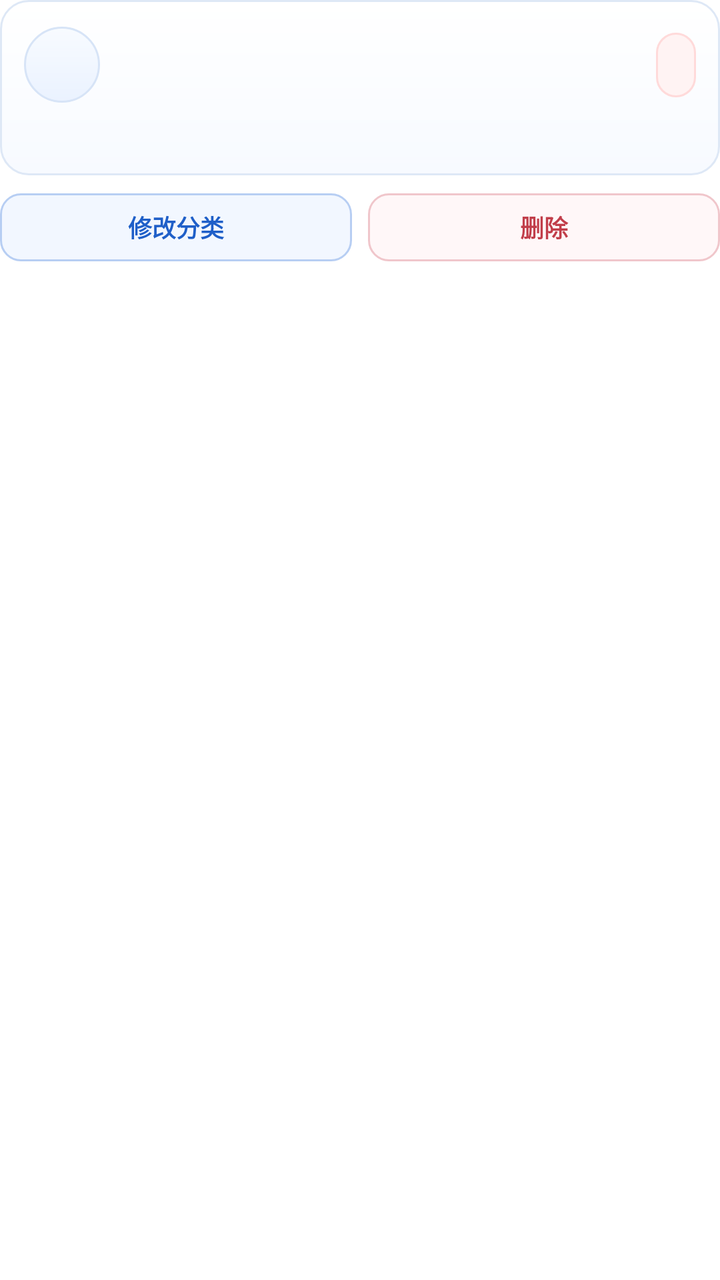
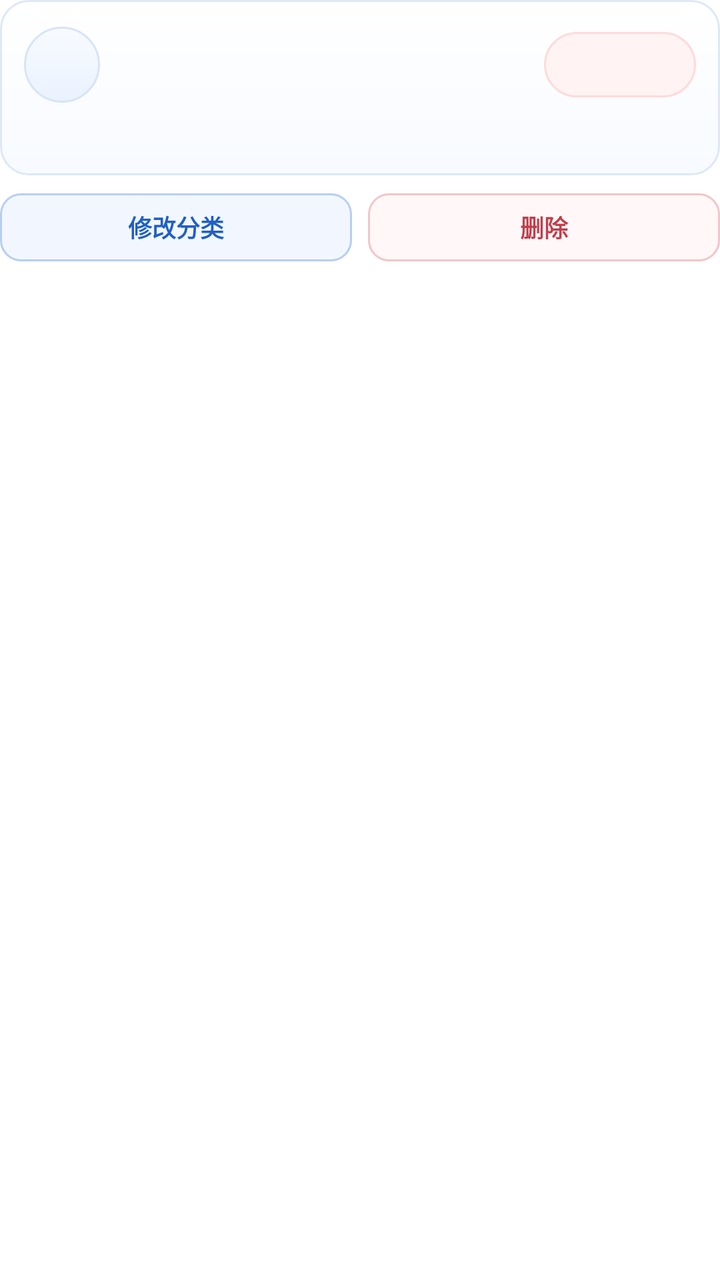

Compare the two renders of this Android layout. The source of the first and the diff that turns it into the second are given below.
<!-- AndroidManifest.xml: application theme Theme.FlipAccounting -->
<!-- res/layout/item_chat_bill_card.xml -->
<?xml version="1.0" encoding="utf-8"?>
<LinearLayout xmlns:android="http://schemas.android.com/apk/res/android"
    xmlns:app="http://schemas.android.com/apk/res-auto"
    android:layout_width="match_parent"
    android:layout_height="wrap_content"
    android:orientation="vertical"
    android:layout_marginBottom="10dp"
    android:padding="0dp">

    <LinearLayout
        android:layout_width="match_parent"
        android:layout_height="wrap_content"
        android:orientation="vertical"
        android:background="@drawable/bg_bill_item_chat"
        android:padding="12dp">

        
        <LinearLayout
            android:layout_width="match_parent"
            android:layout_height="wrap_content"
            android:orientation="horizontal"
            android:gravity="center_vertical"
            android:layout_marginBottom="8dp">

            <LinearLayout
                android:layout_width="38dp"
                android:layout_height="38dp"
                android:background="@drawable/bg_chat_bill_icon_container"
                android:gravity="center"
                android:orientation="vertical">
                <ImageView
                    android:id="@+id/iv_chat_bill_icon"
                    android:layout_width="26dp"
                    android:layout_height="26dp"
                    android:scaleType="centerInside"
                    android:tint="#444444" />
            </LinearLayout>

            <LinearLayout
                android:layout_width="0dp"
                android:layout_height="wrap_content"
                android:layout_weight="1"
                android:layout_marginStart="10dp"
                android:orientation="vertical">

                <TextView
                    android:id="@+id/tv_chat_bill_category"
                    android:layout_width="wrap_content"
                    android:layout_height="wrap_content"
                    android:textColor="#25344C"
                    android:textSize="16sp"
                    android:textStyle="bold" />

                <TextView
                    android:id="@+id/tv_chat_bill_detail"
                    android:layout_width="match_parent"
                    android:layout_height="wrap_content"
                    android:textColor="#7A8598"
                    android:textSize="12sp"
                    android:ellipsize="end"
                    android:maxLines="1"
                    android:layout_marginTop="3dp" />
            </LinearLayout>

            <TextView
                android:id="@+id/tv_chat_bill_amount"
                android:layout_width="wrap_content"
                android:layout_height="wrap_content"
                android:background="@drawable/bg_chat_bill_amount_tag"
                android:paddingHorizontal="10dp"
                android:paddingVertical="4dp"
                android:textSize="18sp"
                android:textStyle="bold"
                android:textColor="#D32F2F" />
        </LinearLayout>

        
        <TextView
            android:id="@+id/tv_chat_bill_time"
            android:layout_width="wrap_content"
            android:layout_height="wrap_content"
            android:textColor="#8C97AA"
            android:textSize="11sp" />
    </LinearLayout>

    
    <LinearLayout
        android:layout_width="match_parent"
        android:layout_height="wrap_content"
        android:orientation="horizontal"
        android:gravity="start"
        android:layout_marginTop="9dp">

        <TextView
            android:id="@+id/btn_chat_bill_edit_category"
            android:layout_width="0dp"
            android:layout_height="34dp"
            android:layout_weight="1"
            android:gravity="center"
            android:text="修改分类"
            android:textSize="12sp"
            android:textStyle="bold"
            android:textColor="#1F5FC8"
            android:background="@drawable/bg_chat_bill_action_primary"
            android:paddingHorizontal="12dp"
            android:layout_marginEnd="8dp"
            android:clickable="true"
            android:focusable="true" />

        <TextView
            android:id="@+id/btn_chat_bill_delete"
            android:layout_width="0dp"
            android:layout_height="34dp"
            android:layout_weight="1"
            android:gravity="center"
            android:text="删除"
            android:textSize="12sp"
            android:textStyle="bold"
            android:textColor="#C13E4A"
            android:background="@drawable/bg_chat_bill_action_danger"
            android:paddingHorizontal="12dp"
            android:clickable="true"
            android:focusable="true" />
    </LinearLayout>

</LinearLayout>
<!-- resources referenced by this layout -->
<resources>
  <!-- drawable bg_bill_item_chat (drawable) -->
  <?xml version="1.0" encoding="utf-8"?>
  <shape xmlns:android="http://schemas.android.com/apk/res/android"
      android:shape="rectangle">
      <gradient
          android:angle="270"
          android:startColor="#FFFFFFFF"
          android:endColor="#FFF7FAFF" />
      <corners android:radius="14dp" />
      <stroke
          android:width="1dp"
          android:color="#DEE8F6" />
  </shape>
  <!-- drawable bg_chat_bill_action_danger (drawable) -->
  <?xml version="1.0" encoding="utf-8"?>
  <selector xmlns:android="http://schemas.android.com/apk/res/android">
      <item android:state_pressed="true">
          <shape android:shape="rectangle">
              <solid android:color="#FFF0F2" />
              <corners android:radius="10dp" />
              <stroke
                  android:width="1dp"
                  android:color="#E8B0B7" />
          </shape>
      </item>
  
      <item>
          <shape android:shape="rectangle">
              <solid android:color="#FFF7F8" />
              <corners android:radius="10dp" />
              <stroke
                  android:width="1dp"
                  android:color="#F0C6CB" />
          </shape>
      </item>
  </selector>
  <!-- drawable bg_chat_bill_action_primary (drawable) -->
  <?xml version="1.0" encoding="utf-8"?>
  <selector xmlns:android="http://schemas.android.com/apk/res/android">
      <item android:state_pressed="true">
          <shape android:shape="rectangle">
              <solid android:color="#E7F0FF" />
              <corners android:radius="10dp" />
              <stroke
                  android:width="1dp"
                  android:color="#9ABCF1" />
          </shape>
      </item>
  
      <item>
          <shape android:shape="rectangle">
              <solid android:color="#F2F7FF" />
              <corners android:radius="10dp" />
              <stroke
                  android:width="1dp"
                  android:color="#B7CEF3" />
          </shape>
      </item>
  </selector>
  <!-- drawable bg_chat_bill_amount_tag (drawable) -->
  <?xml version="1.0" encoding="utf-8"?>
  <shape xmlns:android="http://schemas.android.com/apk/res/android"
      android:shape="rectangle">
      <solid android:color="#FFF3F3" />
      <corners android:radius="999dp" />
      <stroke
          android:width="1dp"
          android:color="#FFDADA" />
  </shape>
  <!-- drawable bg_chat_bill_icon_container (drawable) -->
  <?xml version="1.0" encoding="utf-8"?>
  <shape xmlns:android="http://schemas.android.com/apk/res/android"
      android:shape="oval">
      <gradient
          android:angle="270"
          android:startColor="#FFF8FBFF"
          android:endColor="#FFEAF2FF" />
      <stroke
          android:width="1dp"
          android:color="#D7E4F7" />
  </shape>
  <style name="Theme.FlipAccounting" parent="Theme.MaterialComponents.DayNight.NoActionBar">
          
          <item name="colorPrimary">#5C6BC0</item>
          <item name="colorPrimaryVariant">#3F51B5</item>
          <item name="colorOnPrimary">#FFFFFF</item>
          
          <item name="colorSecondary">#FF4081</item>
          <item name="colorSecondaryVariant">#F50057</item>
          <item name="colorOnSecondary">#FFFFFF</item>
  
          
          <item name="android:statusBarColor">#F5F7FA</item>
          <item name="android:windowLightStatusBar">true</item>
      </style>
</resources>

<!-- the commit's change to res/layout/item_chat_bill_card.xml (unified diff, before → after) -->
@@ -14,7 +14,7 @@
         android:background="@drawable/bg_bill_item_chat"
         android:padding="12dp">
 
-        
+    
         <LinearLayout
             android:layout_width="match_parent"
             android:layout_height="wrap_content"
@@ -62,19 +62,45 @@
                     android:layout_marginTop="3dp" />
             </LinearLayout>
 
-            <TextView
-                android:id="@+id/tv_chat_bill_amount"
+            <FrameLayout
                 android:layout_width="wrap_content"
-                android:layout_height="wrap_content"
-                android:background="@drawable/bg_chat_bill_amount_tag"
-                android:paddingHorizontal="10dp"
-                android:paddingVertical="4dp"
-                android:textSize="18sp"
-                android:textStyle="bold"
-                android:textColor="#D32F2F" />
+                android:layout_height="wrap_content">
+
+                <TextView
+                    android:id="@+id/tv_chat_bill_amount"
+                    android:layout_width="wrap_content"
+                    android:layout_height="wrap_content"
+                    android:minWidth="76dp"
+                    android:background="@drawable/bg_chat_bill_amount_tag"
+                    android:paddingHorizontal="10dp"
+                    android:paddingVertical="5dp"
+                    android:gravity="center"
+                    android:textSize="17sp"
+                    android:letterSpacing="0.01"
+                    android:textStyle="bold"
+                    android:textColor="#D32F2F" />
+
+                <EditText
+                    android:id="@+id/et_chat_bill_amount"
+                    android:layout_width="wrap_content"
+                    android:layout_height="wrap_content"
+                    android:minWidth="76dp"
+                    android:background="@drawable/bg_chat_bill_amount_tag"
+                    android:paddingHorizontal="10dp"
+                    android:paddingVertical="5dp"
+                    android:textSize="17sp"
+                    android:letterSpacing="0.01"
+                    android:textStyle="bold"
+                    android:textColor="#D32F2F"
+                    android:inputType="numberDecimal"
+                    android:maxLines="1"
+                    android:gravity="center"
+                    android:imeOptions="actionDone"
+                    android:visibility="gone" />
+            </FrameLayout>
         </LinearLayout>
 
-        
+    
         <TextView
             android:id="@+id/tv_chat_bill_time"
             android:layout_width="wrap_content"
@@ -97,7 +123,7 @@
             android:layout_height="34dp"
             android:layout_weight="1"
             android:gravity="center"
-            android:text="修改分类"
+            android:text="&#x4FEE;&#x6539;&#x5206;&#x7C7B;"
             android:textSize="12sp"
             android:textStyle="bold"
             android:textColor="#1F5FC8"
@@ -113,7 +139,7 @@
             android:layout_height="34dp"
             android:layout_weight="1"
             android:gravity="center"
-            android:text="删除"
+            android:text="&#x5220;&#x9664;"
             android:textSize="12sp"
             android:textStyle="bold"
             android:textColor="#C13E4A"
